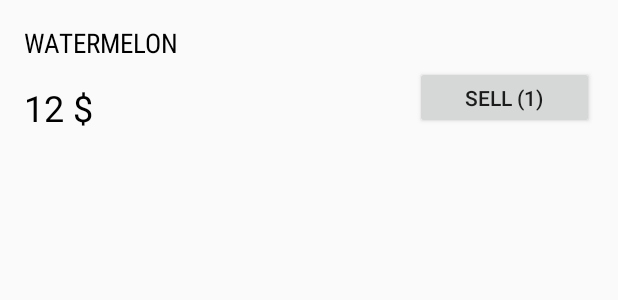
After one commit to Afsalazeez/InventoryApp, an Android app: the layout inventory_list_item_view.xml on its own in the app's theme, with its tools: preview values and no code run, on a phone screen of 412 x 824 dp. The commit adds this screen. Shown: the top 300 px of the screen. Run offline under Robolectric (Android 15) with nearby library versions, the phone set to English and light mode, and no system bars.

Commit message:
Added InventoryCursorAdapter
added inventorycursoradapter, layout for each item list view . changed compilesdk version

```diff
--- a/app/build.gradle
+++ b/app/build.gradle
@@ -1,11 +1,11 @@
 apply plugin: 'com.android.application'
 
 android {
-    compileSdkVersion 28
+    compileSdkVersion 27
     defaultConfig {
         applicationId "com.example.anjikkadans.inventoryapp"
         minSdkVersion 15
-        targetSdkVersion 28
+        targetSdkVersion 27
         versionCode 1
         versionName "1.0"
         testInstrumentationRunner "android.support.test.runner.AndroidJUnitRunner"
@@ -20,7 +20,7 @@ android {
 
 dependencies {
     implementation fileTree(dir: 'libs', include: ['*.jar'])
-    implementation 'com.android.support:appcompat-v7:28.0.0-rc02'
+    implementation 'com.android.support:appcompat-v7:27.0.2'
     implementation 'com.android.support.constraint:constraint-layout:1.1.2'
     testImplementation 'junit:junit:4.12'
     androidTestImplementation 'com.android.support.test:runner:1.0.2'
--- /dev/null
+++ b/app/src/main/res/layout/inventory_list_item_view.xml
@@ -0,0 +1,47 @@
+<?xml version="1.0" encoding="utf-8"?>
+<android.support.constraint.ConstraintLayout xmlns:android="http://schemas.android.com/apk/res/android"
+    xmlns:app="http://schemas.android.com/apk/res-auto"
+    xmlns:tools="http://schemas.android.com/tools"
+    android:layout_width="match_parent"
+    android:layout_height="match_parent">
+
+    <TextView
+        android:id="@+id/itemNameTextView"
+        android:layout_width="wrap_content"
+        android:layout_height="23dp"
+        android:layout_marginLeft="16dp"
+        android:layout_marginStart="16dp"
+        android:layout_marginTop="16dp"
+        android:textColor="@android:color/black"
+        android:textSize="18sp"
+        app:fontFamily="sans-serif-condensed"
+        app:layout_constraintStart_toStartOf="parent"
+        app:layout_constraintTop_toTopOf="parent"
+        tools:text="WATERMELON" />
+
+    <TextView
+        android:id="@+id/itemPriceTextView"
+        android:layout_width="wrap_content"
+        android:layout_height="wrap_content"
+        android:layout_marginLeft="16dp"
+        android:layout_marginStart="16dp"
+        android:layout_marginTop="16dp"
+        android:textColor="@android:color/black"
+        android:textSize="24sp"
+        app:layout_constraintStart_toStartOf="parent"
+        app:layout_constraintTop_toBottomOf="@+id/itemNameTextView"
+        tools:fontFamily="sans-serif-condensed"
+        tools:text="12 $" />
+
+    <Button
+        android:id="@+id/sellButton"
+        android:layout_width="119dp"
+        android:layout_height="42dp"
+        android:layout_marginEnd="16dp"
+        android:layout_marginRight="16dp"
+        android:layout_marginTop="44dp"
+        android:text="@string/sell"
+        app:layout_constraintEnd_toEndOf="parent"
+        app:layout_constraintTop_toTopOf="parent"
+        tools:text="SELL (1)" />
+</android.support.constraint.ConstraintLayout>
--- a/app/src/main/res/values/strings.xml
+++ b/app/src/main/res/values/strings.xml
@@ -1,3 +1,5 @@
 <resources>
     <string name="app_name">Inventory App</string>
+    <!-- String value for showing over the sell button -->
+    <string name="sell">Sell (1)</string>
 </resources>
```
Also changed, not shown: app/src/main/java/com/example/anjikkadans/inventoryapp/InventoryCursorAdapter.java (added, +74 -0 lines).
